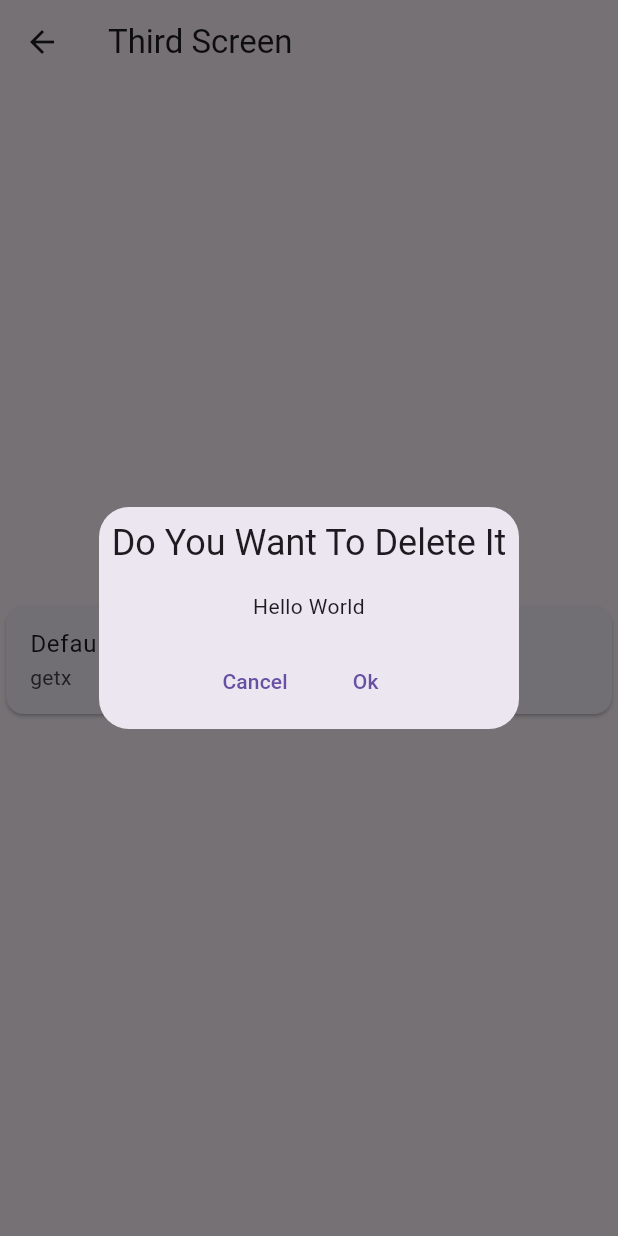
After one commit to tamim-cloud/getx, a Flutter app: the ThirdScreen screen opened directly, after a tap on "Default Dialog using getx", on a phone screen of 412 x 824 dp. The commit adds this screen. Run offline on Flutter 3.47's test engine with Material 3 defaults, Android fonts, the phone set to English and light mode, and no system bars; our stand-ins replace get.

Commit message:
learn getx, implement snackbar, bottomsheet, default_dialog

```diff
--- a/lib/presentation/screens/second_screen.dart
+++ b/lib/presentation/screens/second_screen.dart
@@ -1,12 +1,15 @@
 import 'package:flutter/material.dart';
 import 'package:get/get.dart';
+import 'package:getx/presentation/screens/home_screen.dart';
+import 'package:getx/presentation/widgets/third_screen.dart';
 
 class SecondScreen extends StatelessWidget {
   const SecondScreen({super.key});
 
   @override
   Widget build(BuildContext context) {
-    return Scaffold( backgroundColor: Colors.pinkAccent,
+    return Scaffold(
+      backgroundColor: Colors.pinkAccent,
       appBar: AppBar(
         backgroundColor: Colors.greenAccent,
         title: Text("Learn flutter using getx"),
@@ -20,12 +23,23 @@ class SecondScreen extends StatelessWidget {
             Text("Click here and go next page"),
             SizedBox(height: 23),
             TextButton.icon(
-              onPressed: () {Get.back( result: "this message from second screen");},
-              label: Text("click here"),
+              onPressed: () {
+                Get.to(HomeScreen(),
+                 arguments: "message from second screen");
+              },
+              label: Text("back to Home screen"),
               icon: Icon(Icons.get_app_outlined),
             ),
-            SizedBox(height: 23,),
+            SizedBox(
+              height: 23,
+            ),
             Text(Get.arguments),
+            SizedBox(height: 23),
+            ElevatedButton(
+                onPressed: () {
+                  Get.to(ThirdScreen());
+                },
+                child: Text("Third Page"))
           ],
         ),
       )),
--- /dev/null
+++ b/lib/presentation/widgets/third_screen.dart
@@ -0,0 +1,50 @@
+import 'package:flutter/material.dart';
+import 'package:get/get.dart';
+import 'package:getx/presentation/screens/second_screen.dart';
+
+class ThirdScreen extends StatelessWidget {
+  const ThirdScreen({super.key});
+
+  @override
+  Widget build(BuildContext context) {
+    return Scaffold(
+      appBar: AppBar(
+        title: Text("Third Screen"),
+      ),
+      body: Center(
+        child: Column(
+          mainAxisAlignment: MainAxisAlignment.center,
+          children: [
+            Card(
+              child: ListTile(
+                title: Text("Default Dialog using getx"),
+                subtitle: Text("getx"),
+                onTap: () {
+                  Get.defaultDialog(
+                    title: "Do You Want To Delete It",
+                    middleText: "Hello World",
+                    confirm: TextButton(
+                        onPressed: () {
+                          Get.to(SecondScreen(),
+                              arguments: "Message From Third screen");
+                        },
+                        child: Text("Ok")),
+                    confirmTextColor: Colors.green,
+                    cancel: TextButton(
+                        onPressed: () {
+                          Get.back();
+                        },
+                        child: Text("Cancel")),
+                    cancelTextColor: Colors.red,
+                    buttonColor: Colors.blue,
+                    // backgroundColor: Colors.pink
+                  );
+                },
+              ),
+            ),
+          ],
+        ),
+      ),
+    );
+  }
+}
```
Also changed, not shown: lib/presentation/screens/home_screen.dart (+39 -10 lines).
